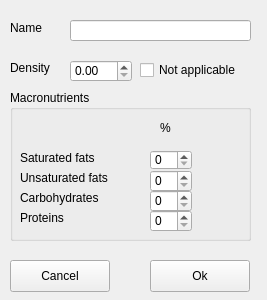
This is src/addfoodwidget.ui in MaGnaFlo/MacroCount as Qt 5 draws it before an edit. The edited form follows.
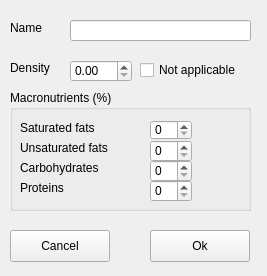
This is the edited form.

The edit to the form file:
```diff
--- a/src/addfoodwidget.ui
+++ b/src/addfoodwidget.ui
@@ -7,7 +7,7 @@
     <x>0</x>
     <y>0</y>
     <width>267</width>
-    <height>300</height>
+    <height>276</height>
    </rect>
   </property>
   <property name="windowTitle">
@@ -32,7 +32,7 @@
      <x>10</x>
      <y>90</y>
      <width>241</width>
-     <height>151</height>
+     <height>121</height>
     </rect>
    </property>
    <property name="font">
@@ -41,26 +41,13 @@
     </font>
    </property>
    <property name="title">
-    <string>Macronutrients</string>
+    <string>Macronutrients (%)</string>
    </property>
-   <widget class="QLabel" name="lblPer">
-    <property name="geometry">
-     <rect>
-      <x>150</x>
-      <y>30</y>
-      <width>16</width>
-      <height>16</height>
-     </rect>
-    </property>
-    <property name="text">
-     <string>%</string>
-    </property>
-   </widget>
    <widget class="QLabel" name="lblProteins">
     <property name="geometry">
      <rect>
       <x>10</x>
-      <y>120</y>
+      <y>90</y>
       <width>101</width>
       <height>16</height>
      </rect>
@@ -73,7 +60,7 @@
     <property name="geometry">
      <rect>
       <x>10</x>
-      <y>100</y>
+      <y>70</y>
       <width>101</width>
       <height>16</height>
      </rect>
@@ -86,7 +73,7 @@
     <property name="geometry">
      <rect>
       <x>140</x>
-      <y>100</y>
+      <y>70</y>
       <width>42</width>
       <height>22</height>
      </rect>
@@ -96,7 +83,7 @@
     <property name="geometry">
      <rect>
       <x>140</x>
-      <y>120</y>
+      <y>90</y>
       <width>42</width>
       <height>22</height>
      </rect>
@@ -106,7 +93,7 @@
     <property name="geometry">
      <rect>
       <x>140</x>
-      <y>60</y>
+      <y>30</y>
       <width>42</width>
       <height>20</height>
      </rect>
@@ -116,7 +103,7 @@
     <property name="geometry">
      <rect>
       <x>140</x>
-      <y>80</y>
+      <y>50</y>
       <width>42</width>
       <height>22</height>
      </rect>
@@ -126,7 +113,7 @@
     <property name="geometry">
      <rect>
       <x>10</x>
-      <y>80</y>
+      <y>50</y>
       <width>101</width>
       <height>16</height>
      </rect>
@@ -139,7 +126,7 @@
     <property name="geometry">
      <rect>
       <x>10</x>
-      <y>60</y>
+      <y>30</y>
       <width>91</width>
       <height>16</height>
      </rect>
@@ -186,7 +173,7 @@
    <property name="geometry">
     <rect>
      <x>150</x>
-     <y>260</y>
+     <y>230</y>
      <width>100</width>
      <height>32</height>
     </rect>
@@ -199,7 +186,7 @@
    <property name="geometry">
     <rect>
      <x>10</x>
-     <y>260</y>
+     <y>230</y>
      <width>100</width>
      <height>32</height>
     </rect>
```
